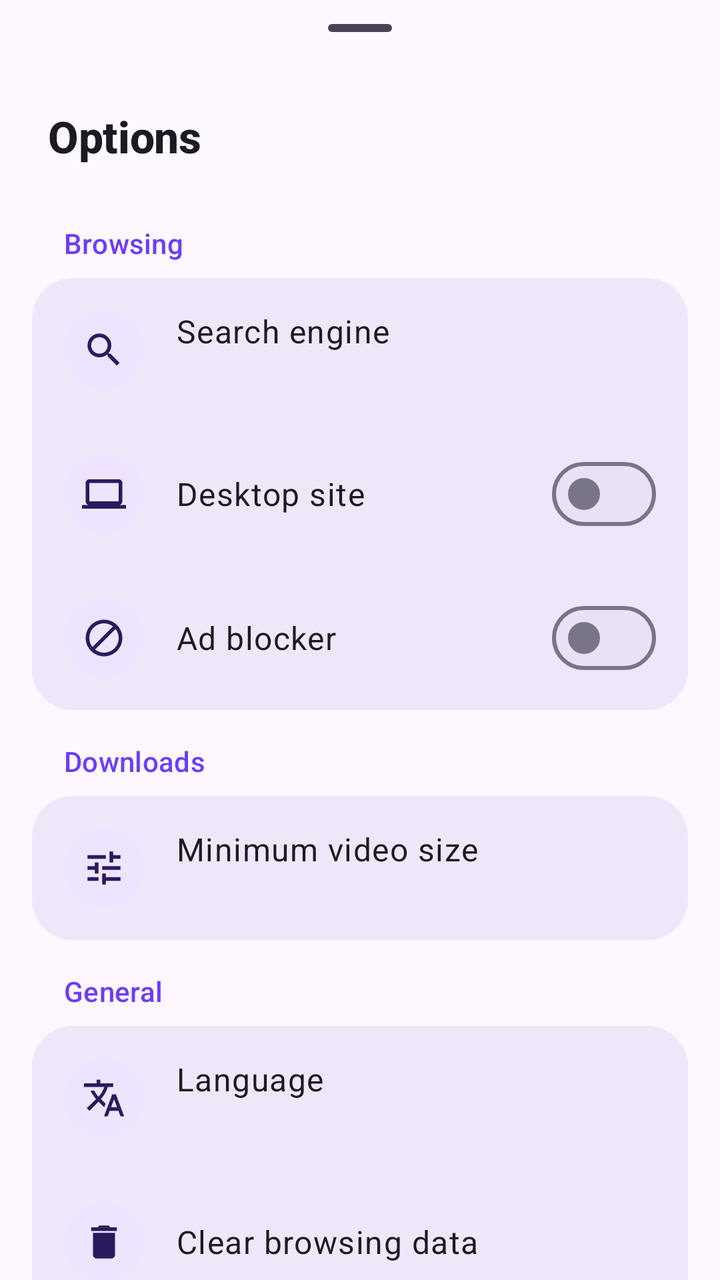
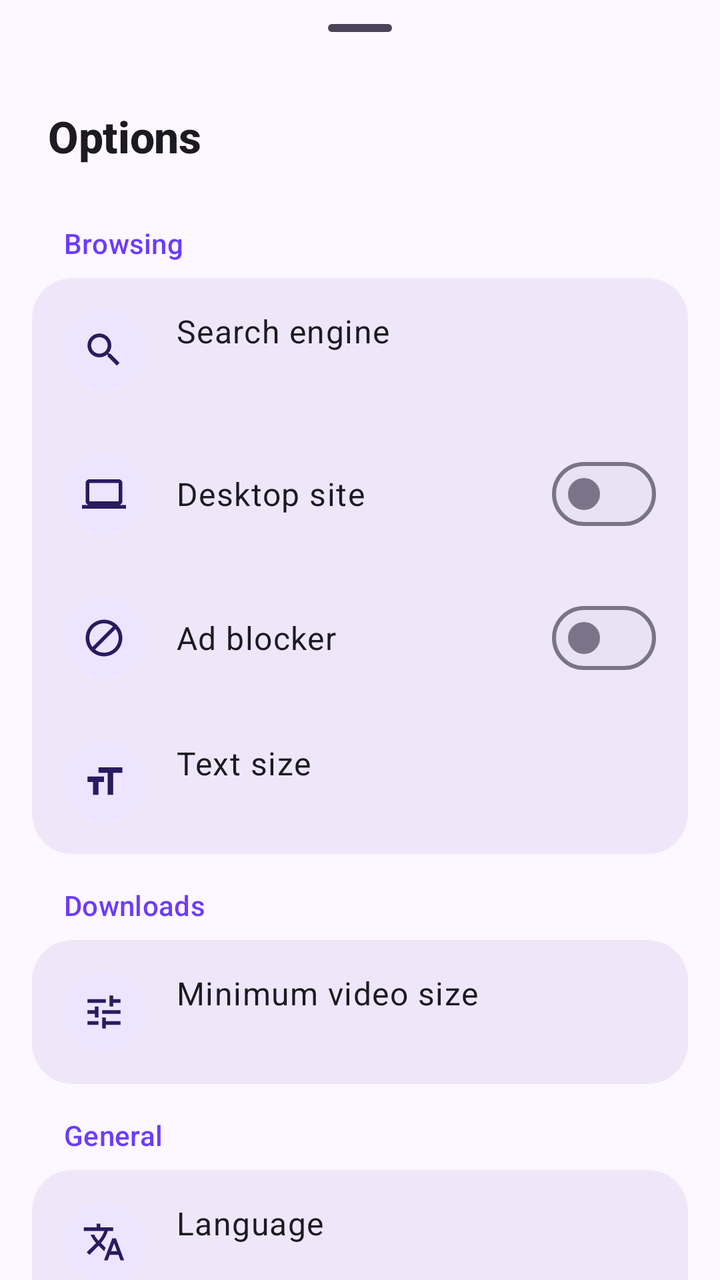

Compare the two renders of this Android layout. The source of the first and the diff that turns it into the second are given below.
<!-- AndroidManifest.xml: application theme Theme.VideoDownloader -->
<!-- res/layout/sheet_options.xml -->
<?xml version="1.0" encoding="utf-8"?>
<androidx.core.widget.NestedScrollView xmlns:android="http://schemas.android.com/apk/res/android"
    android:layout_width="match_parent"
    android:layout_height="wrap_content"
    android:overScrollMode="never">

    <LinearLayout
        android:layout_width="match_parent"
        android:layout_height="wrap_content"
        android:orientation="vertical"
        android:paddingBottom="24dp">

        <com.google.android.material.bottomsheet.BottomSheetDragHandleView
            android:layout_width="match_parent"
            android:layout_height="wrap_content" />

        <LinearLayout style="@style/SheetHeader">

            <TextView
                style="@style/SheetTitle"
                android:text="@string/options_title" />
        </LinearLayout>

        
        <TextView
            style="@style/OptionSectionHeader"
            android:text="@string/opt_section_browsing" />

        <LinearLayout style="@style/OptionSection">

            <LinearLayout
                android:id="@+id/optSearch"
                style="@style/OptionRow">

                <ImageView style="@style/OptionIcon" android:src="@drawable/ic_search" />

                <LinearLayout style="@style/OptionText">

                    <TextView style="@style/OptionLabel" android:text="@string/opt_search_engine" />

                    <TextView android:id="@+id/optSearchValue" style="@style/OptionValue" />
                </LinearLayout>
            </LinearLayout>

            <LinearLayout
                android:id="@+id/optDesktop"
                style="@style/OptionRow">

                <ImageView style="@style/OptionIcon" android:src="@drawable/ic_desktop" />

                <LinearLayout style="@style/OptionText">

                    <TextView style="@style/OptionLabel" android:text="@string/opt_desktop" />
                </LinearLayout>

                <com.google.android.material.materialswitch.MaterialSwitch
                    android:id="@+id/optDesktopSwitch"
                    android:layout_width="wrap_content"
                    android:layout_height="wrap_content"
                    android:clickable="false"
                    android:focusable="false" />
            </LinearLayout>

            <LinearLayout
                android:id="@+id/optAdblock"
                style="@style/OptionRow">

                <ImageView style="@style/OptionIcon" android:src="@drawable/ic_block" />

                <LinearLayout style="@style/OptionText">

                    <TextView style="@style/OptionLabel" android:text="@string/menu_adblock" />
                </LinearLayout>

                <com.google.android.material.materialswitch.MaterialSwitch
                    android:id="@+id/optAdblockSwitch"
                    android:layout_width="wrap_content"
                    android:layout_height="wrap_content"
                    android:clickable="false"
                    android:focusable="false" />
            </LinearLayout>
        </LinearLayout>

        
        <TextView
            style="@style/OptionSectionHeader"
            android:text="@string/downloads" />

        <LinearLayout style="@style/OptionSection">

            <LinearLayout
                android:id="@+id/optMinSize"
                style="@style/OptionRow">

                <ImageView style="@style/OptionIcon" android:src="@drawable/ic_filter" />

                <LinearLayout style="@style/OptionText">

                    <TextView style="@style/OptionLabel" android:text="@string/opt_min_size" />

                    <TextView android:id="@+id/optMinSizeValue" style="@style/OptionValue" />
                </LinearLayout>
            </LinearLayout>
        </LinearLayout>

        
        <TextView
            style="@style/OptionSectionHeader"
            android:text="@string/opt_section_general" />

        <LinearLayout style="@style/OptionSection">

            <LinearLayout
                android:id="@+id/optLanguage"
                style="@style/OptionRow">

                <ImageView style="@style/OptionIcon" android:src="@drawable/ic_language" />

                <LinearLayout style="@style/OptionText">

                    <TextView style="@style/OptionLabel" android:text="@string/menu_language" />

                    <TextView android:id="@+id/optLanguageValue" style="@style/OptionValue" />
                </LinearLayout>
            </LinearLayout>

            <LinearLayout
                android:id="@+id/optClearData"
                style="@style/OptionRow">

                <ImageView style="@style/OptionIcon" android:src="@drawable/ic_delete" />

                <LinearLayout style="@style/OptionText">

                    <TextView style="@style/OptionLabel" android:text="@string/opt_clear_data" />
                </LinearLayout>
            </LinearLayout>

            <LinearLayout
                android:id="@+id/optUpdates"
                style="@style/OptionRow">

                <ImageView style="@style/OptionIcon" android:src="@drawable/ic_refresh" />

                <LinearLayout style="@style/OptionText">

                    <TextView style="@style/OptionLabel" android:text="@string/opt_updates" />

                    <TextView android:id="@+id/optUpdatesValue" style="@style/OptionValue" />
                </LinearLayout>
            </LinearLayout>
        </LinearLayout>
    </LinearLayout>
</androidx.core.widget.NestedScrollView>
<!-- resources referenced by this layout -->
<resources>
  <string name="downloads">Downloads</string>
  <string name="menu_adblock">Ad blocker</string>
  <string name="menu_language">Language</string>
  <string name="opt_clear_data">Clear browsing data</string>
  <string name="opt_desktop">Desktop site</string>
  <string name="opt_min_size">Minimum video size</string>
  <string name="opt_search_engine">Search engine</string>
  <string name="opt_section_browsing">Browsing</string>
  <string name="opt_section_general">General</string>
  <string name="opt_updates">Check for updates</string>
  <string name="options_title">Options</string>
  <style name="OptionText">
          <item name="android:layout_width">0dp</item>
          <item name="android:layout_height">wrap_content</item>
          <item name="android:layout_weight">1</item>
          <item name="android:orientation">vertical</item>
      </style>
  <!-- drawable bg_icon_circle (drawable) -->
  <?xml version="1.0" encoding="utf-8"?>
  <shape xmlns:android="http://schemas.android.com/apk/res/android"
      android:shape="oval">
      <solid android:color="?attr/colorSecondaryContainer" />
  </shape>
  <!-- drawable bg_section_card (drawable) -->
  <?xml version="1.0" encoding="utf-8"?>
  <shape xmlns:android="http://schemas.android.com/apk/res/android"
      android:shape="rectangle">
      <solid android:color="?attr/colorSurfaceContainerHigh" />
      <corners android:radius="20dp" />
  </shape>
  <color name="md_primary">#6D3BFF</color>
  <color name="md_on_primary">#FFFFFF</color>
  <color name="md_primary_container">#EADDFF</color>
  <color name="md_on_primary_container">#22005D</color>
  <color name="md_secondary">#625B71</color>
  <color name="md_on_secondary">#FFFFFF</color>
  <color name="md_secondary_container">#EDE4FF</color>
  <color name="md_on_secondary_container">#2A1A5E</color>
  <color name="md_tertiary">#E9407A</color>
  <color name="md_on_tertiary">#FFFFFF</color>
  <color name="md_tertiary_container">#FFD9E3</color>
  <color name="md_on_tertiary_container">#3E001D</color>
  <color name="md_error">#BA1A1A</color>
  <color name="md_on_error">#FFFFFF</color>
  <color name="md_error_container">#FFDAD6</color>
  <color name="md_on_error_container">#410002</color>
  <color name="md_background">#FDF8FF</color>
  <color name="md_on_background">#1C1A22</color>
  <color name="md_surface">#FDF8FF</color>
  <color name="md_on_surface">#1C1A22</color>
  <color name="md_surface_variant">#E7E0F0</color>
  <color name="md_on_surface_variant">#4A4458</color>
  <color name="md_outline">#7A7489</color>
  <color name="md_outline_variant">#CBC3DA</color>
  <color name="md_surface_container_lowest">#FFFFFF</color>
  <color name="md_surface_container_low">#F8F1FF</color>
  <color name="md_surface_container">#F3ECFC</color>
  <color name="md_surface_container_high">#EFE7F9</color>
  <color name="md_surface_container_highest">#E9E1F4</color>
  <color name="md_inverse_surface">#312E38</color>
  <color name="md_inverse_on_surface">#F5EFF8</color>
  <color name="md_inverse_primary">#CDBDFF</color>
  <style name="TextAppearance.VD.TitleMedium" parent="TextAppearance.Material3.TitleMedium">
          <item name="android:fontFamily">sans-serif-medium</item>
          <item name="fontFamily">sans-serif-medium</item>
      </style>
  <style name="TextAppearance.VD.TitleSmall" parent="TextAppearance.Material3.TitleSmall">
          <item name="android:fontFamily">sans-serif-medium</item>
          <item name="fontFamily">sans-serif-medium</item>
      </style>
  <!-- unchanged entries left out for length: 18 -->
</resources>

<!-- the commit's change to res/layout/sheet_options.xml (unified diff, before → after) -->
@@ -79,6 +79,20 @@
                     android:clickable="false"
                     android:focusable="false" />
             </LinearLayout>
+
+            <LinearLayout
+                android:id="@+id/optTextSize"
+                style="@style/OptionRow">
+
+                <ImageView style="@style/OptionIcon" android:src="@drawable/ic_text_size" />
+
+                <LinearLayout style="@style/OptionText">
+
+                    <TextView style="@style/OptionLabel" android:text="@string/text_size" />
+
+                    <TextView android:id="@+id/optTextSizeValue" style="@style/OptionValue" />
+                </LinearLayout>
+            </LinearLayout>
         </LinearLayout>
 
         
<!-- resource entries referenced after the edit -->
@@ -1,5 +1,13 @@
 <!-- resources referenced by this layout -->
 <resources>
+  <!-- drawable ic_text_size (drawable) -->
+  <vector xmlns:android="http://schemas.android.com/apk/res/android"
+      android:width="24dp" android:height="24dp"
+      android:viewportWidth="24" android:viewportHeight="24"
+      android:tint="?attr/colorControlNormal">
+      <path android:fillColor="@android:color/white"
+          android:pathData="M9,4v3h5v12h3V7h5V4H9zM3,12h3v7h3v-7h3V9H3v3z" />
+  </vector>
   <string name="downloads">Downloads</string>
   <string name="menu_adblock">Ad blocker</string>
   <string name="menu_language">Language</string>
@@ -11,6 +19,7 @@
   <string name="opt_section_general">General</string>
   <string name="opt_updates">Check for updates</string>
   <string name="options_title">Options</string>
+  <string name="text_size">Text size</string>
   <style name="OptionText">
           <item name="android:layout_width">0dp</item>
           <item name="android:layout_height">wrap_content</item>
